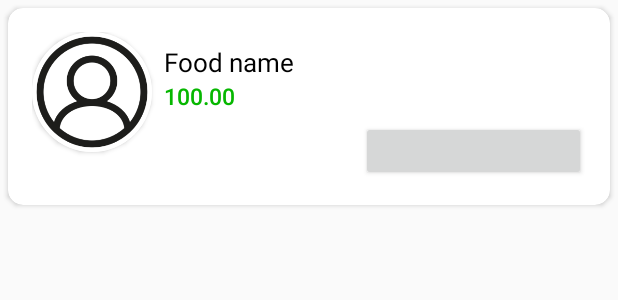
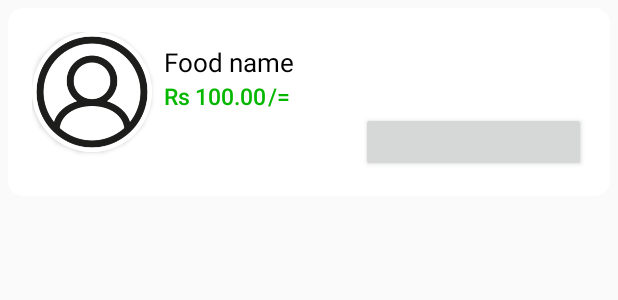
Before and after one commit to thimira24/DeliveryAppClient, an Android app: the layout layout_cart_item.xml on its own in the app's theme, with its tools: preview values and no code run, on a phone screen of 412 x 824 dp. Shown: the top 300 px of the screen. Run offline under Robolectric (Android 15) with nearby library versions, the phone set to English and light mode, and no system bars; plain views replace ElegantNumberButton.

Commit message:
DeliveryApp Version 1.0.5

```diff
--- a/app/src/main/java/com/developement/app/Adapter/MyCartAdapter.kt
+++ b/app/src/main/java/com/developement/app/Adapter/MyCartAdapter.kt
@@ -5,6 +5,7 @@ import android.view.LayoutInflater
 import android.view.View
 import android.view.ViewGroup
 import android.widget.ImageView
+import android.widget.RatingBar
 import android.widget.TextView
 import androidx.recyclerview.widget.RecyclerView
 import com.bumptech.glide.Glide
@@ -47,6 +48,7 @@ class MyCartAdapter (
         holder.txt_food_name.text = StringBuilder(cartItems[position].foodName!!)
         holder.txt_food_price.text = StringBuilder("").append(cartItems[position].foodPrice + cartItems[position].foodExtraPrice)
         holder.number_button.number = cartItems[position].foodQuantity.toString()
+       // holder.rating_bar!!.rating = cartItems.get(position).ratingValue
         //EventBus
         holder.number_button.setOnValueChangeListener { view, oldValue, newValue ->
             cartItems[position].foodQuantity = newValue
@@ -61,16 +63,18 @@ class MyCartAdapter (
 
     inner class MyViewHolder(itemView: View) : RecyclerView.ViewHolder(itemView)
     {
-        lateinit var img_cart: ImageView
-        lateinit var txt_food_name: TextView
-        lateinit var txt_food_price: TextView
-        lateinit var number_button: ElegantNumberButton
+        var img_cart: ImageView
+        var txt_food_name: TextView
+        var txt_food_price: TextView
+        var number_button: ElegantNumberButton
+       // var rating_bar: RatingBar? = null
 
         init {
             img_cart = itemView.findViewById(R.id.img_cart) as ImageView
             txt_food_name = itemView.findViewById(R.id.txt_food_name) as TextView
             txt_food_price = itemView.findViewById(R.id.txt_food_price) as TextView
             number_button = itemView.findViewById(R.id.number_button) as ElegantNumberButton
+           // rating_bar = itemView.findViewById(R.id.rating_bar_cart) as RatingBar
         }
     }
 }
--- a/app/src/main/res/layout/layout_cart_item.xml
+++ b/app/src/main/res/layout/layout_cart_item.xml
@@ -28,9 +28,9 @@
                     android:id="@+id/img_cart"
                     android:layout_width="80dp"
                     android:layout_height="80dp"
+                    android:contentDescription="@string/imgCart"
                     android:scaleType="fitXY"
-                    android:src="@drawable/slide_ic_account"
-                    android:contentDescription="@string/imgCart" />
+                    android:src="@drawable/slide_ic_account" />
 
             </LinearLayout>
 
@@ -60,16 +60,46 @@
                     android:textSize="17sp"
                     android:textStyle="bold" />
 
-                <TextView
-                    android:id="@+id/txt_food_price"
+                <LinearLayout
                     android:layout_width="match_parent"
                     android:layout_height="wrap_content"
-                    android:layout_marginStart="8dp"
-                    android:layout_marginEnd="8dp"
-                    android:fontFamily="sans-serif-medium"
-                    android:text="@string/carpricevalue"
-                    android:textColor="@color/colorPrimary"
-                    android:textSize="15sp" />
+                    android:orientation="horizontal">
+
+                    <TextView
+                        android:layout_width="wrap_content"
+                        android:layout_height="wrap_content"
+                        android:layout_marginStart="8dp"
+                        android:layout_marginEnd="1dp"
+                        android:fontFamily="sans-serif-medium"
+                        android:text="Rs"
+                        android:textColor="@color/colorPrimary"
+                        android:textSize="15sp" />
+
+                    <TextView
+                        android:id="@+id/txt_food_price"
+                        android:layout_width="wrap_content"
+                        android:layout_height="wrap_content"
+                        android:layout_marginStart="2dp"
+                        android:layout_marginEnd="1dp"
+                        android:fontFamily="sans-serif-medium"
+                        android:text="@string/carpricevalue"
+                        android:textColor="@color/colorPrimary"
+                        android:textSize="15sp" />
+
+                    <TextView
+                        android:layout_width="wrap_content"
+                        android:layout_height="wrap_content"
+                        android:layout_marginStart="0dp"
+                        android:layout_marginEnd="1dp"
+                        android:fontFamily="sans-serif-medium"
+                        android:text="/="
+                        android:textColor="@color/colorPrimary"
+                        android:textSize="15sp" />
+
+                </LinearLayout>
+
+
+
 
             </LinearLayout>
 
@@ -79,7 +109,7 @@
                 android:layout_height="40dp"
                 android:layout_gravity="right"
                 android:layout_marginLeft="8dp"
-                android:layout_marginTop="6dp"
+                android:layout_marginTop="0dp"
                 app:backGroundColor="#FAF7F7"
                 app:finalNumber="20"
                 app:initialNumber="1"
```
